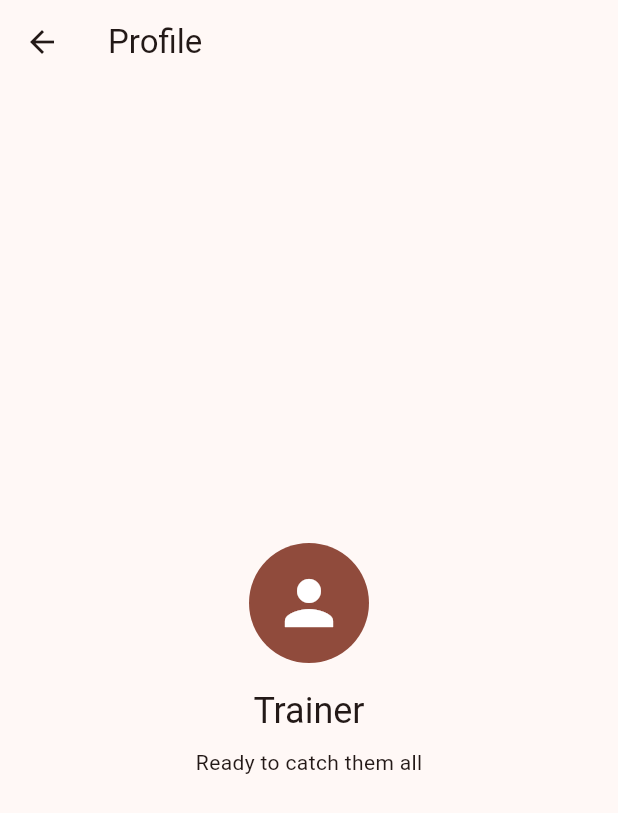
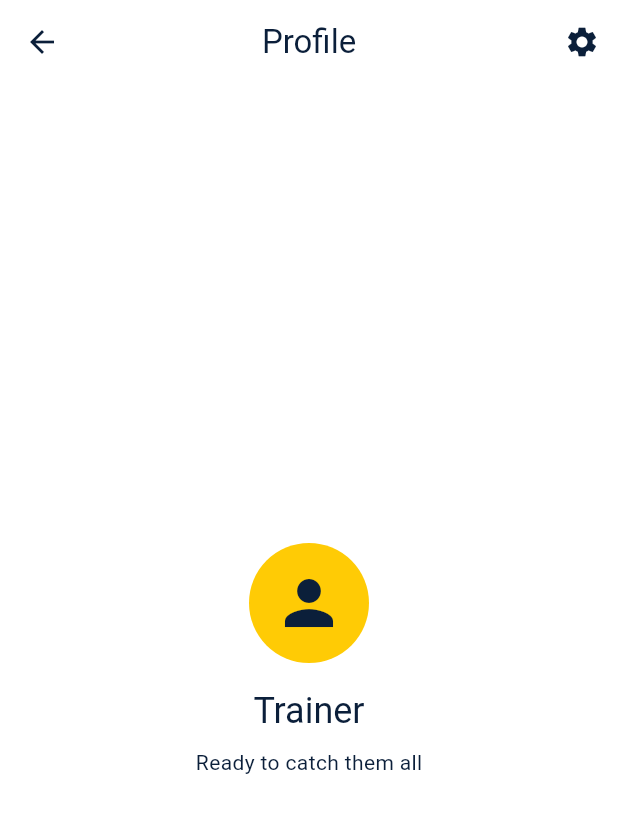
Before and after one commit to davidhepp/fluttermon, a Flutter app: the screen it shows after launch, after a tap on the "person" icon, on a phone screen of 412 x 824 dp. Shown: the top 813 px of the screen. Run offline on Flutter 3.47's test engine with Material 3 defaults, Android fonts, the phone set to English and light mode, and no system bars; accounts and stored records are empty; network calls fail.

Commit message:
feat: add bottom navigation and settings entry

```diff
--- a/lib/screens/home_screen.dart
+++ b/lib/screens/home_screen.dart
@@ -22,6 +22,15 @@ class _HomeScreenState extends State<HomeScreen> {
     super.dispose();
   }
 
+  void _selectPage(int page) {
+    context.read<NavigationProvider>().setCurrentPage(page);
+    _pageController.animateToPage(
+      page,
+      duration: const Duration(milliseconds: 250),
+      curve: Curves.easeOut,
+    );
+  }
+
   @override
   Widget build(BuildContext context) {
     final currentPage = context.watch<NavigationProvider>().currentPage;
@@ -37,8 +46,24 @@ class _HomeScreenState extends State<HomeScreen> {
           Positioned(
             left: 0,
             right: 0,
-            bottom: 16 + MediaQuery.paddingOf(context).bottom,
+            bottom: 88 + MediaQuery.paddingOf(context).bottom,
             child: PageIndicator(currentPage: currentPage, pageCount: 2),
+          ),
+        ],
+      ),
+      bottomNavigationBar: NavigationBar(
+        selectedIndex: currentPage,
+        onDestinationSelected: _selectPage,
+        destinations: const [
+          NavigationDestination(
+            icon: Icon(Icons.catching_pokemon_outlined),
+            selectedIcon: Icon(Icons.catching_pokemon),
+            label: 'Main',
+          ),
+          NavigationDestination(
+            icon: Icon(Icons.collections_bookmark_outlined),
+            selectedIcon: Icon(Icons.collections_bookmark),
+            label: 'Collection',
           ),
         ],
       ),
--- a/lib/screens/profile_screen.dart
+++ b/lib/screens/profile_screen.dart
@@ -2,6 +2,7 @@ import 'package:flutter/material.dart';
 import 'package:provider/provider.dart';
 
 import '../providers/profile_provider.dart';
+import 'settings_screen.dart';
 
 class ProfileScreen extends StatelessWidget {
   const ProfileScreen({super.key});
@@ -11,7 +12,20 @@ class ProfileScreen extends StatelessWidget {
     final profileProvider = context.watch<ProfileProvider>();
 
     return Scaffold(
-      appBar: AppBar(title: const Text('Profile')),
+      appBar: AppBar(
+        title: const Text('Profile'),
+        actions: [
+          IconButton(
+            icon: const Icon(Icons.settings),
+            tooltip: 'Settings',
+            onPressed: () {
+              Navigator.of(context).push(
+                MaterialPageRoute<void>(builder: (_) => const SettingsScreen()),
+              );
+            },
+          ),
+        ],
+      ),
       body: Center(
         child: Builder(
           builder: (context) {
--- /dev/null
+++ b/lib/screens/settings_screen.dart
@@ -0,0 +1,13 @@
+import 'package:flutter/material.dart';
+
+class SettingsScreen extends StatelessWidget {
+  const SettingsScreen({super.key});
+
+  @override
+  Widget build(BuildContext context) {
+    return Scaffold(
+      appBar: AppBar(title: const Text('Settings')),
+      body: const Center(child: Text('Settings are coming soon')),
+    );
+  }
+}
--- a/lib/theme/app_theme.dart
+++ b/lib/theme/app_theme.dart
@@ -51,8 +51,27 @@ class ImageAppBarColors extends ThemeExtension<ImageAppBarColors> {
 class AppTheme {
   static final ThemeData light = ThemeData(
     colorScheme: ColorScheme.fromSeed(
-      seedColor: const Color(0xFFE3350D),
+      seedColor: const Color(0xFFFFCB05),
       brightness: Brightness.light,
+      primary: const Color(0xFFFFCB05),
+      onPrimary: const Color(0xFF0B1F3A),
+      secondary: const Color(0xFF0B1F3A),
+      onSecondary: Colors.white,
+      surface: Colors.white,
+      onSurface: const Color(0xFF0B1F3A),
+    ),
+    scaffoldBackgroundColor: Colors.white,
+    appBarTheme: const AppBarTheme(
+      backgroundColor: Colors.white,
+      foregroundColor: Color(0xFF0B1F3A),
+      centerTitle: true,
+    ),
+    navigationBarTheme: NavigationBarThemeData(
+      backgroundColor: Colors.white,
+      indicatorColor: const Color(0xFFFFCB05),
+      labelTextStyle: WidgetStateProperty.all(
+        const TextStyle(fontWeight: FontWeight.w600),
+      ),
     ),
     extensions: const [
       ImageAppBarColors(
@@ -66,8 +85,27 @@ class AppTheme {
 
   static final ThemeData dark = ThemeData(
     colorScheme: ColorScheme.fromSeed(
-      seedColor: const Color(0xFFE3350D),
+      seedColor: const Color(0xFF0D47A1),
       brightness: Brightness.dark,
+      primary: const Color(0xFF0D47A1),
+      onPrimary: Colors.white,
+      secondary: Colors.white,
+      onSecondary: const Color(0xFF06111F),
+      surface: const Color(0xFF050505),
+      onSurface: Colors.white,
+    ),
+    scaffoldBackgroundColor: Colors.black,
+    appBarTheme: const AppBarTheme(
+      backgroundColor: Colors.black,
+      foregroundColor: Colors.white,
+      centerTitle: true,
+    ),
+    navigationBarTheme: NavigationBarThemeData(
+      backgroundColor: Colors.black,
+      indicatorColor: const Color(0xFF0D47A1),
+      labelTextStyle: WidgetStateProperty.all(
+        const TextStyle(fontWeight: FontWeight.w600),
+      ),
     ),
     extensions: const [
       ImageAppBarColors(
--- a/lib/widgets/app_bar.dart
+++ b/lib/widgets/app_bar.dart
@@ -1,6 +1,7 @@
 import 'package:flutter/material.dart';
 
 import '../screens/profile_screen.dart';
+import '../screens/settings_screen.dart';
 import '../theme/app_theme.dart';
 
 class CustomSliverAppBar extends StatelessWidget {
@@ -25,8 +26,10 @@ class CustomSliverAppBar extends StatelessWidget {
     return SliverAppBar(
       automaticallyImplyLeading: false,
       leading: showProfileButton
-          ? IconButton(
-              icon: const Icon(Icons.person),
+          ? Padding(
+              padding: const EdgeInsets.only(left: 8),
+              child: _AppBarCircleButton(
+                icon: Icons.person,
                 tooltip: 'Profile',
                 onPressed: () {
                   Navigator.of(context).push(
@@ -35,8 +38,23 @@ class CustomSliverAppBar extends StatelessWidget {
                     ),
                   );
                 },
+              ),
             )
           : null,
+      actions: [
+        Padding(
+          padding: const EdgeInsets.only(right: 8),
+          child: _AppBarCircleButton(
+            icon: Icons.settings,
+            tooltip: 'Settings',
+            onPressed: () {
+              Navigator.of(context).push(
+                MaterialPageRoute<void>(builder: (_) => const SettingsScreen()),
+              );
+            },
+          ),
+        ),
+      ],
       pinned: true,
       expandedHeight: expandedHeight,
       elevation: 0,
@@ -88,3 +106,32 @@ class CustomSliverAppBar extends StatelessWidget {
     );
   }
 }
+
+class _AppBarCircleButton extends StatelessWidget {
+  const _AppBarCircleButton({
+    required this.icon,
+    required this.tooltip,
+    required this.onPressed,
+  });
+
+  final IconData icon;
+  final String tooltip;
+  final VoidCallback onPressed;
+
+  @override
+  Widget build(BuildContext context) {
+    return DecoratedBox(
+      decoration: BoxDecoration(
+        color: Colors.black.withValues(alpha: 0.35),
+        shape: BoxShape.circle,
+        border: Border.all(color: Colors.white, width: 1.5),
+      ),
+      child: IconButton(
+        icon: Icon(icon),
+        color: Colors.white,
+        tooltip: tooltip,
+        onPressed: onPressed,
+      ),
+    );
+  }
+}
```
Lines whose indentation alone changed are shown as unchanged.
